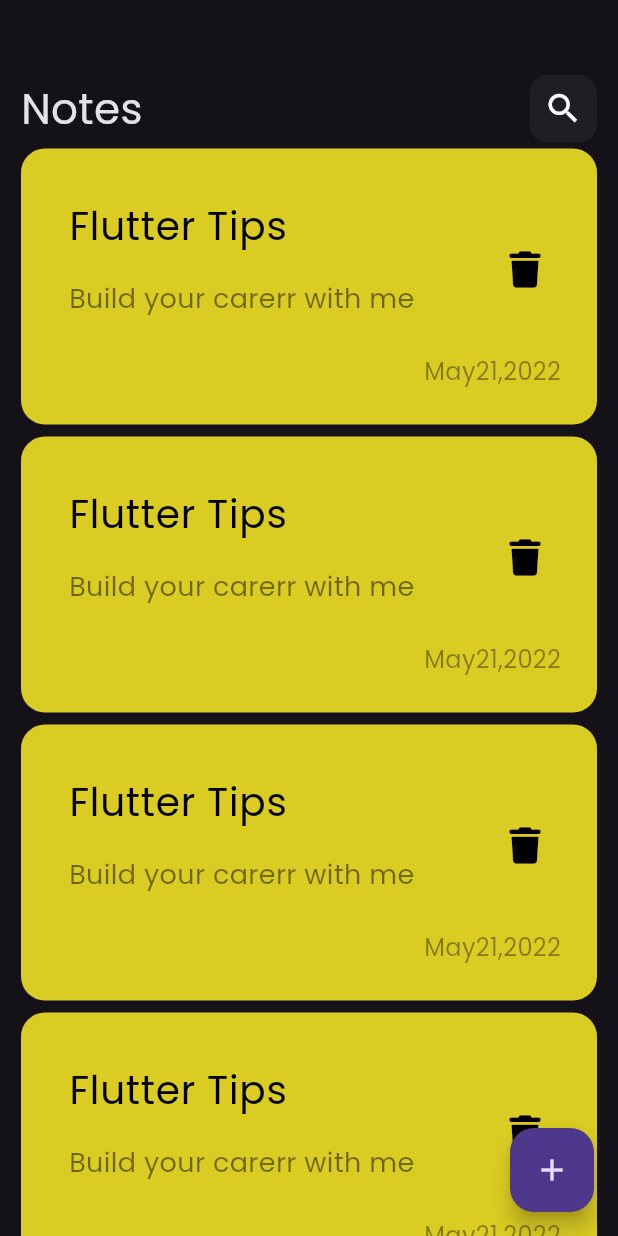
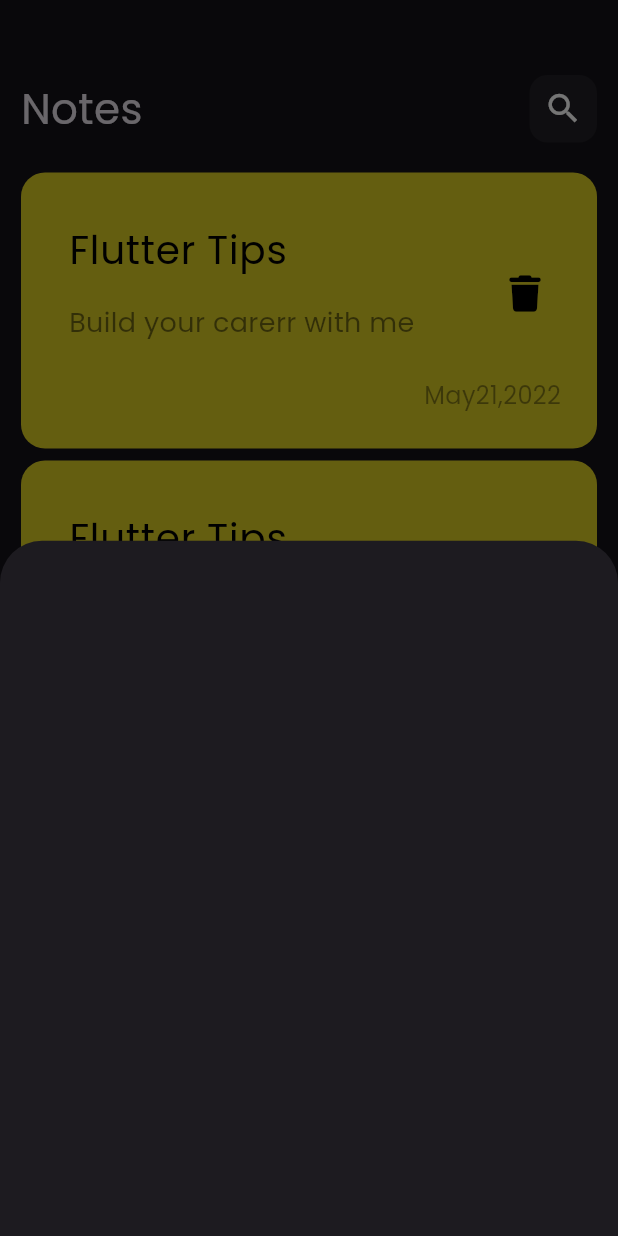
Before and after one commit to gerges46/note_app, a Flutter app: the screen it shows after launch, after a tap on the "add" icon, on a phone screen of 412 x 824 dp. Run offline on Flutter 3.47's test engine with Material 3 defaults, Android fonts, the phone set to English and light mode, and no system bars; our stand-ins replace font_awesome_flutter.

Commit message:
show model bottom sheet

```diff
--- a/lib/views/notes_view.dart
+++ b/lib/views/notes_view.dart
@@ -1,5 +1,7 @@
 import 'package:flutter/material.dart';
 import 'package:note_app/views/widgets/notes_view_body.dart';
+
+import 'widgets/add_note_bottom_sheet.dart';
 
 class NotesView extends StatelessWidget {
   const NotesView({super.key});
@@ -7,7 +9,11 @@ class NotesView extends StatelessWidget {
   @override
   Widget build(BuildContext context) {
     return Scaffold(
-      floatingActionButton: FloatingActionButton(onPressed: () {},child: const Icon(Icons.add),),
+      floatingActionButton: FloatingActionButton(onPressed: () {
+        showModalBottomSheet(context: context, builder: (context){
+return CustomBottomSheet();
+        });
+      },child: const Icon(Icons.add),),
       body: const NotesViewBody(),
     );
   }
--- /dev/null
+++ b/lib/views/widgets/add_note_bottom_sheet.dart
@@ -0,0 +1,10 @@
+import 'package:flutter/material.dart';
+
+class CustomBottomSheet extends StatelessWidget {
+  const CustomBottomSheet({super.key});
+
+  @override
+  Widget build(BuildContext context) {
+    return Container();
+  }
+}
--- a/lib/views/widgets/note_list_view.dart
+++ b/lib/views/widgets/note_list_view.dart
@@ -7,11 +7,16 @@ class ListViewItem extends StatelessWidget {
 
   @override
   Widget build(BuildContext context) {
-    return ListView.builder(itemBuilder: (context, index) {
-      return const Padding(
-        padding: EdgeInsets.symmetric(vertical: 4),
-        child: NoteItem(),
-      );
-    });
+    return Padding(
+      padding: const EdgeInsets.symmetric(vertical: 16),
+      child: ListView.builder(
+        padding: EdgeInsets.zero,
+        itemBuilder: (context, index) {
+        return const Padding(
+          padding: EdgeInsets.symmetric(vertical: 4),
+          child: NoteItem(),
+        );
+      }),
+    );
   }
 }
```
